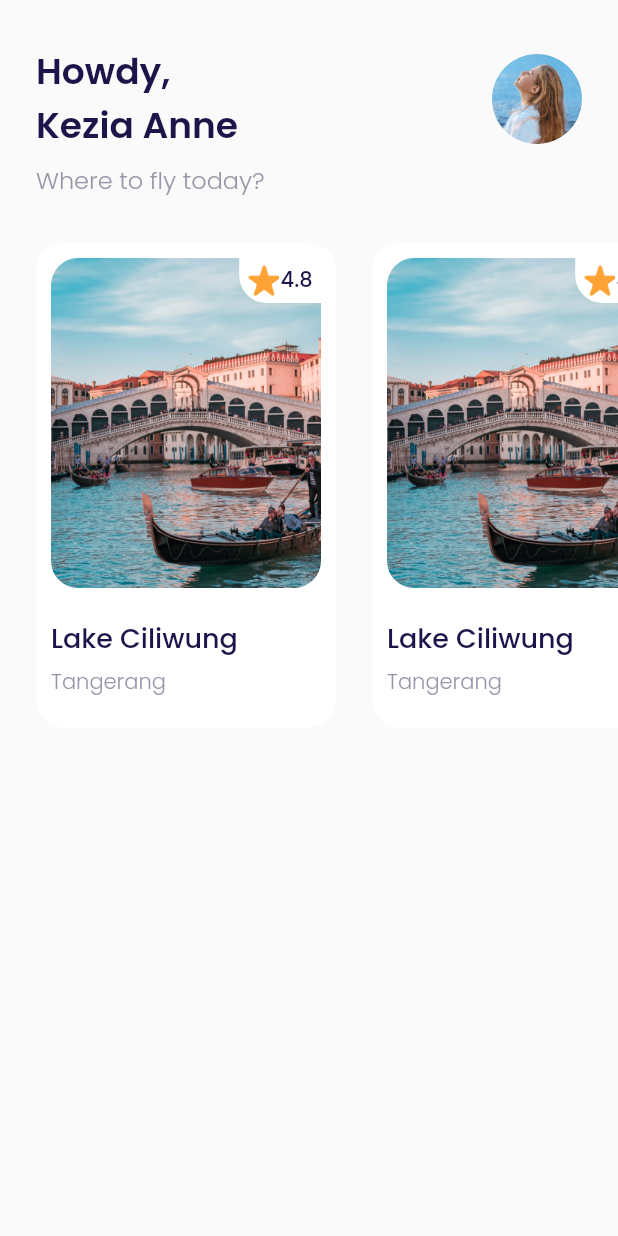
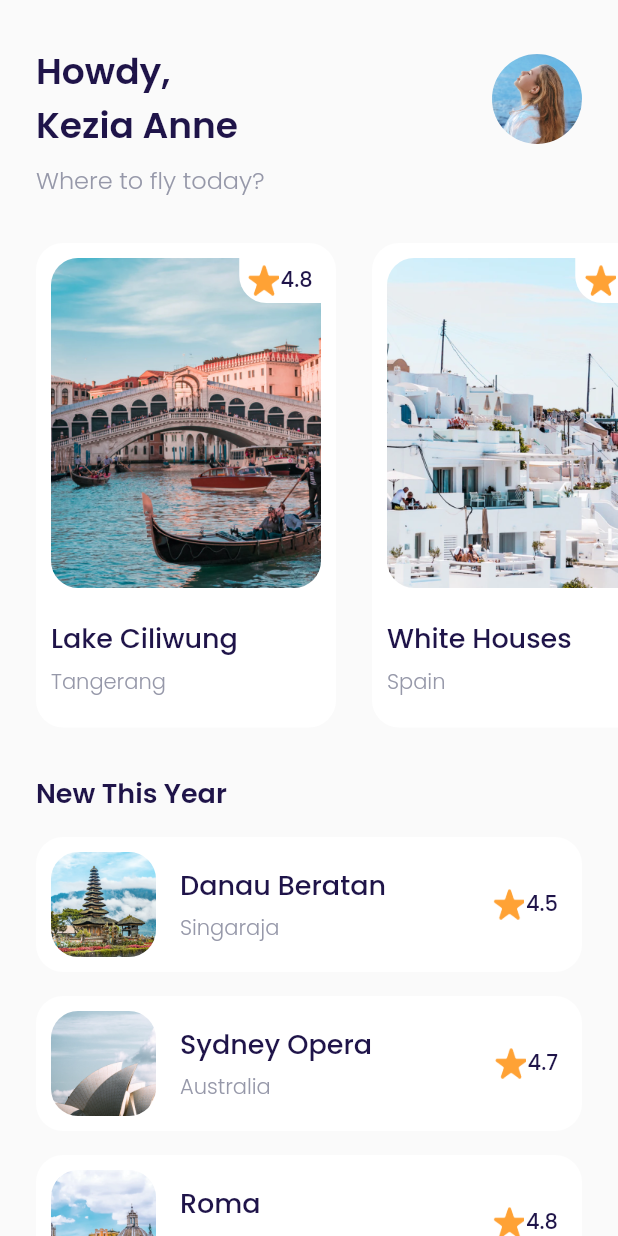
Before and after one commit to rudiusman18/Travel-App, a Flutter app: the HomePage screen opened directly, on a phone screen of 412 x 824 dp. Run offline on Flutter 3.47's test engine with Material 2 defaults, Android fonts, the phone set to English and light mode, and no system bars; our stand-ins replace google_fonts, page_transition.

Commit message:
update latest Rudi Usman

```diff
--- a/lib/user interface/pages/main page/home_page.dart
+++ b/lib/user interface/pages/main page/home_page.dart
@@ -49,7 +49,13 @@ class HomePage extends StatelessWidget {
       );
     }
 
-    Widget popularDestinations({required int position}) {
+    Widget popularDestination({
+      required int position,
+      String? destinationName,
+      String? star,
+      String? location,
+      String? assets,
+    }) {
       return Container(
         margin: EdgeInsets.only(
           top: 30,
@@ -77,7 +83,7 @@ class HomePage extends StatelessWidget {
                 borderRadius: BorderRadius.circular(18),
                 image: DecorationImage(
                   image: AssetImage(
-                    'assets/destination1.png',
+                    'assets/$assets',
                   ),
                 ),
               ),
@@ -104,7 +110,7 @@ class HomePage extends StatelessWidget {
                       ),
                     ),
                     Text(
-                      '4.8',
+                      '$star',
                       style: titleTextStyle.copyWith(
                         fontWeight: medium,
                       ),
@@ -117,7 +123,7 @@ class HomePage extends StatelessWidget {
               height: 20,
             ),
             Text(
-              'Lake Ciliwung',
+              '$destinationName',
               style: titleTextStyle.copyWith(
                 fontWeight: medium,
                 fontSize: 18,
@@ -127,10 +133,91 @@ class HomePage extends StatelessWidget {
               height: 5,
             ),
             Text(
-              'Tangerang',
+              '$location',
               style: subtitleTextStyle.copyWith(
                 fontWeight: light,
               ),
+            ),
+          ],
+        ),
+      );
+    }
+
+    Widget newDestination({
+      String? imgUrl,
+      String? destinationName,
+      String? city,
+      String? star,
+    }) {
+      return Container(
+        margin: EdgeInsets.only(
+          top: 16,
+        ),
+        padding: EdgeInsets.only(
+          top: 10,
+          left: 10,
+          right: 16,
+          bottom: 10,
+        ),
+        decoration: BoxDecoration(
+          color: whiteColor,
+          borderRadius: BorderRadius.circular(18),
+        ),
+        child: Row(
+          children: [
+            ClipRRect(
+              borderRadius: BorderRadius.circular(18),
+              child: Image.asset(
+                'assets/$imgUrl',
+                width: 70,
+                height: 70,
+                fit: BoxFit.cover,
+              ),
+            ),
+            SizedBox(
+              width: 16,
+            ),
+            Expanded(
+              child: Column(
+                crossAxisAlignment: CrossAxisAlignment.start,
+                children: [
+                  Text(
+                    '$destinationName',
+                    style: titleTextStyle.copyWith(
+                      fontSize: 18,
+                      fontWeight: medium,
+                    ),
+                  ),
+                  SizedBox(
+                    height: 5,
+                  ),
+                  Text(
+                    '$city',
+                    style: subtitleTextStyle.copyWith(
+                      fontWeight: light,
+                    ),
+                  ),
+                ],
+              ),
+            ),
+            Row(
+              mainAxisAlignment: MainAxisAlignment.center,
+              children: [
+                Container(
+                  margin: EdgeInsets.only(right: 1),
+                  child: Image.asset(
+                    'assets/starIcon.png',
+                    width: 21,
+                    height: 21,
+                  ),
+                ),
+                Text(
+                  '$star',
+                  style: titleTextStyle.copyWith(
+                    fontWeight: medium,
+                  ),
+                ),
+              ],
             ),
           ],
         ),
@@ -145,11 +232,94 @@ class HomePage extends StatelessWidget {
             scrollDirection: Axis.horizontal,
             child: Row(
               children: [
-                popularDestinations(position: 0),
-                popularDestinations(position: 1),
-                popularDestinations(position: 2),
-                popularDestinations(position: 3),
-                popularDestinations(position: 4),
+                popularDestination(
+                  position: 0,
+                  assets: 'destination1.png',
+                  destinationName: 'Lake Ciliwung',
+                  location: 'Tangerang',
+                  star: '4.8',
+                ),
+                popularDestination(
+                  position: 1,
+                  assets: 'destination2.png',
+                  destinationName: 'White Houses',
+                  location: 'Spain',
+                  star: '4.7',
+                ),
+                popularDestination(
+                  position: 2,
+                  assets: 'destination3.png',
+                  destinationName: 'Hill Heyo',
+                  location: 'Monaco',
+                  star: '4.8',
+                ),
+                popularDestination(
+                  position: 3,
+                  assets: 'destination4.png',
+                  destinationName: 'Menarra',
+                  location: 'Japan',
+                  star: '5.0',
+                ),
+                popularDestination(
+                  position: 4,
+                  assets: 'destination5.png',
+                  destinationName: 'Payung Teduh',
+                  location: 'Singapore',
+                  star: '4.8',
+                ),
+              ],
+            ),
+          ),
+          Container(
+            margin: EdgeInsets.only(
+              left: defaultMargin,
+              right: defaultMargin,
+              top: 30,
+            ),
+            child: Column(
+              crossAxisAlignment: CrossAxisAlignment.start,
+              children: [
+                Text(
+                  'New This Year',
+                  style: titleTextStyle.copyWith(
+                    fontWeight: semiBold,
+                    fontSize: 18,
+                  ),
+                ),
+                // NOTE: new destionation card will be here
+                newDestination(
+                  imgUrl: 'destination6.png',
+                  destinationName: 'Danau Beratan',
+                  city: 'Singaraja',
+                  star: '4.5',
+                ),
+                newDestination(
+                  imgUrl: 'destination7.png',
+                  destinationName: 'Sydney Opera',
+                  city: 'Australia',
+                  star: '4.7',
+                ),
+                newDestination(
+                  imgUrl: 'destination8.png',
+                  destinationName: 'Roma',
+                  city: 'Italy',
+                  star: '4.8',
+                ),
+                newDestination(
+                  imgUrl: 'destination9.png',
+                  destinationName: 'Payung Teduh',
+                  city: 'Singapore',
+                  star: '4.5',
+                ),
+                newDestination(
+                  imgUrl: 'destination10.png',
+                  destinationName: 'Hill Hey',
+                  city: 'Monaco',
+                  star: '4.7',
+                ),
+                SizedBox(
+                  height: 150,
+                ),
               ],
             ),
           ),
```
